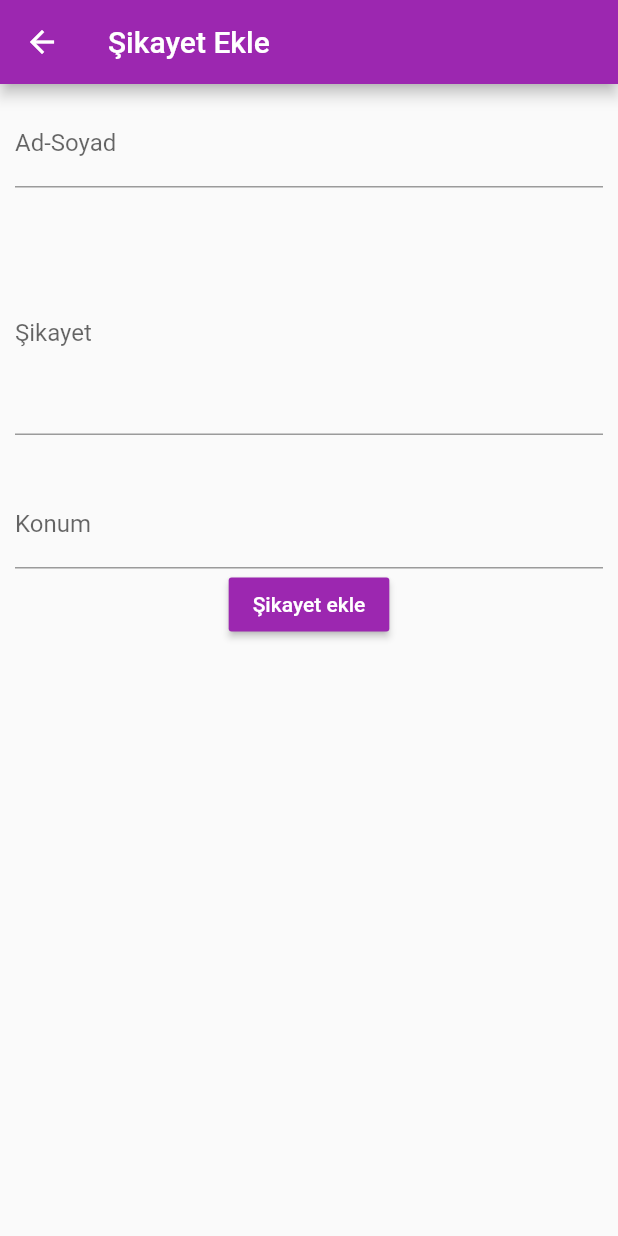
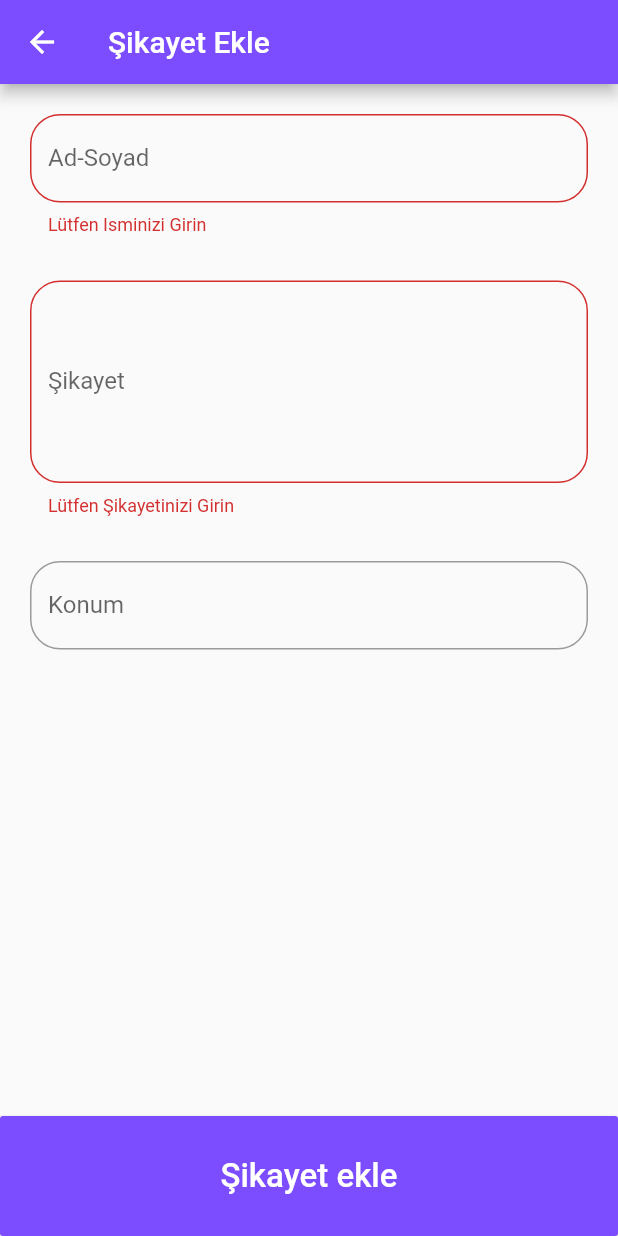
Before and after one commit to ahmetakil/destek_ver, a Flutter app: the NewComplain screen opened by its route, after a tap on "Şikayet ekle", on a phone screen of 412 x 824 dp. Run offline on Flutter 3.47's test engine with Material 2 defaults, Android fonts, the phone set to English and light mode, and no system bars.

Commit message:
Şikayet ekleme ekranı düzenlendi

```diff
--- a/lib/main.dart
+++ b/lib/main.dart
@@ -38,9 +38,10 @@ class _MyAppState extends State<MyApp> {
   @override
   Widget build(BuildContext context) {
     return MaterialApp(
-      title: 'Flutter Demo',
+      title: 'Destek Ver',
+      debugShowCheckedModeBanner: false,
       theme: ThemeData(
-        primarySwatch: Colors.purple,
+        primaryColor: Colors.deepPurpleAccent,
         accentColor: Colors.black,
       ),
       routes: {
--- a/lib/screens/complain_detail_screen.dart
+++ b/lib/screens/complain_detail_screen.dart
@@ -7,6 +7,7 @@ class ComplainDetailScreen extends StatelessWidget {
   @override
   Widget build(BuildContext context) {
     final Complain comp = ModalRoute.of(context).settings.arguments;
+
     return Scaffold(
       body: Center(),
     );
--- a/lib/screens/complain_screen.dart
+++ b/lib/screens/complain_screen.dart
@@ -12,7 +12,7 @@ class ComplainScreen extends StatelessWidget {
   Widget build(BuildContext context) {
     if (complains.isEmpty) {
       return Center(
-        child: Text('Daha hiç şikayet yapılmamış'),
+        child: Text('Şikayet eklemeye başla!.',style: TextStyle(fontWeight: FontWeight.bold,fontSize: 30),),
       );
     }
     return ListView.builder(
--- a/lib/screens/new_complain.dart
+++ b/lib/screens/new_complain.dart
@@ -11,15 +11,15 @@ class _NewComplainState extends State<NewComplain> {
   final _nameController = TextEditingController();
   final _complainController = TextEditingController();
   final _locationController = TextEditingController();
+  final _formKey = GlobalKey<FormState>();
 
   void _submitData() {
     final Function addComp = ModalRoute.of(context).settings.arguments;
 
-    if (_nameController.text.isEmpty ||
-        _complainController.text.isEmpty ||
-        _locationController.text.isEmpty) {
+   if(! _formKey.currentState.validate()){
      return;
    }
+
     addComp(
       _nameController.text,
       _complainController.text,
@@ -37,39 +37,81 @@ class _NewComplainState extends State<NewComplain> {
       appBar: AppBar(
         title: Text('Şikayet Ekle'),
       ),
-      body: SingleChildScrollView(
-        padding: EdgeInsets.all(10),
+      body: Column(
+        children: <Widget>[
+          Expanded(
+            child: Form(
+              key: _formKey,
+              child: SingleChildScrollView(
+                padding: EdgeInsets.all(20),
                 child: Column(
                   children: <Widget>[
-            TextField(
+                    TextFormField(
+                      validator: (String value)  {
+                        if(value.isEmpty){
+                          return "Lütfen Isminizi Girin";
+                        }else if(value.length < 3){
+                          return "Isminiz en az 4 karakter olmalıdır";
+                        }else{
+                          return null;
+                        }
+                      },
                       decoration: InputDecoration(
                         labelText: 'Ad-Soyad',
+                        border: OutlineInputBorder(
+                          borderRadius: BorderRadius.circular(20)
+                        ),
                       ),
                       controller: _nameController,
                     ),
                     SizedBox(height: 30),
-            TextField(
+                    TextFormField(
+                      validator: (String value)  {
+                        if(value.isEmpty){
+                          return "Lütfen Şikayetinizi Girin";
+                        }else if(value.length < 5){
+                          return "Şikayetiniz en az 6 karakter olmalıdır";
+                        }else{
+                          return null;
+                        }
+                      },
                       decoration: InputDecoration(
                         labelText: 'Şikayet',
+                        border: OutlineInputBorder(
+                            borderRadius: BorderRadius.circular(20)
                         ),
+                      ),
+
                       controller: _complainController,
                       maxLines: 5,
                     ),
                     SizedBox(height: 30),
-            TextField(
+                    TextFormField(
                       decoration: InputDecoration(
                         labelText: 'Konum',
+                        border: OutlineInputBorder(
+                            borderRadius: BorderRadius.circular(20)
+                        ),
                       ),
                       controller: _locationController,
                     ),
-            RaisedButton(
-              child: Text('Şikayet ekle'),
+
+                  ],
+                ),
+              ),
+            ),
+          ),
+          Container(
+            width: double.infinity,
+            height: 80,
+            child: RaisedButton(
+              child: Text('Şikayet ekle',style: TextStyle(fontSize: 22),),
               textColor: Colors.white,
               color: Theme.of(context).primaryColor,
               onPressed: _submitData,
+            ),
           )
         ],
-        ),
       ),
     );
   }
--- a/lib/screens/tabs_screen.dart
+++ b/lib/screens/tabs_screen.dart
@@ -43,7 +43,7 @@ class _TabsScreenState extends State<TabsScreen> {
   Widget build(BuildContext context) {
     return Scaffold(
       appBar: AppBar(
-        title: Text('Demo App'),
+        title: Text('DestekVer'),
       ),
       body: _selectedPage(),
       bottomNavigationBar: BottomNavigationBar(
```
Also changed, not shown: pubspec.lock. Lines whose indentation alone changed are shown as unchanged.
